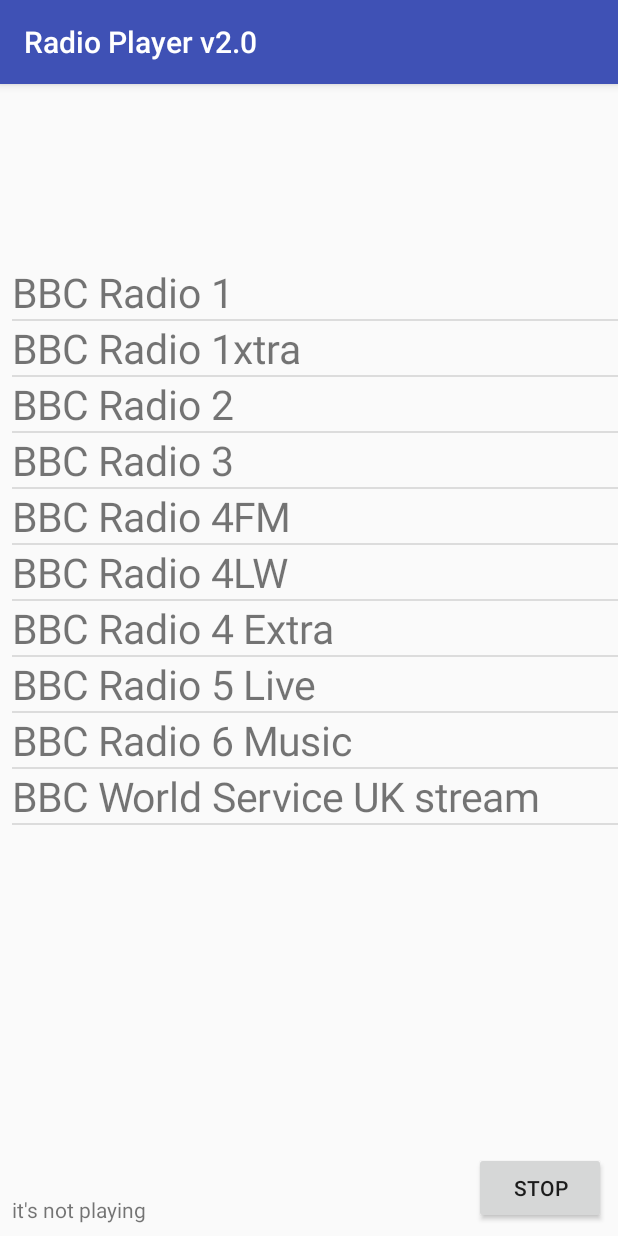
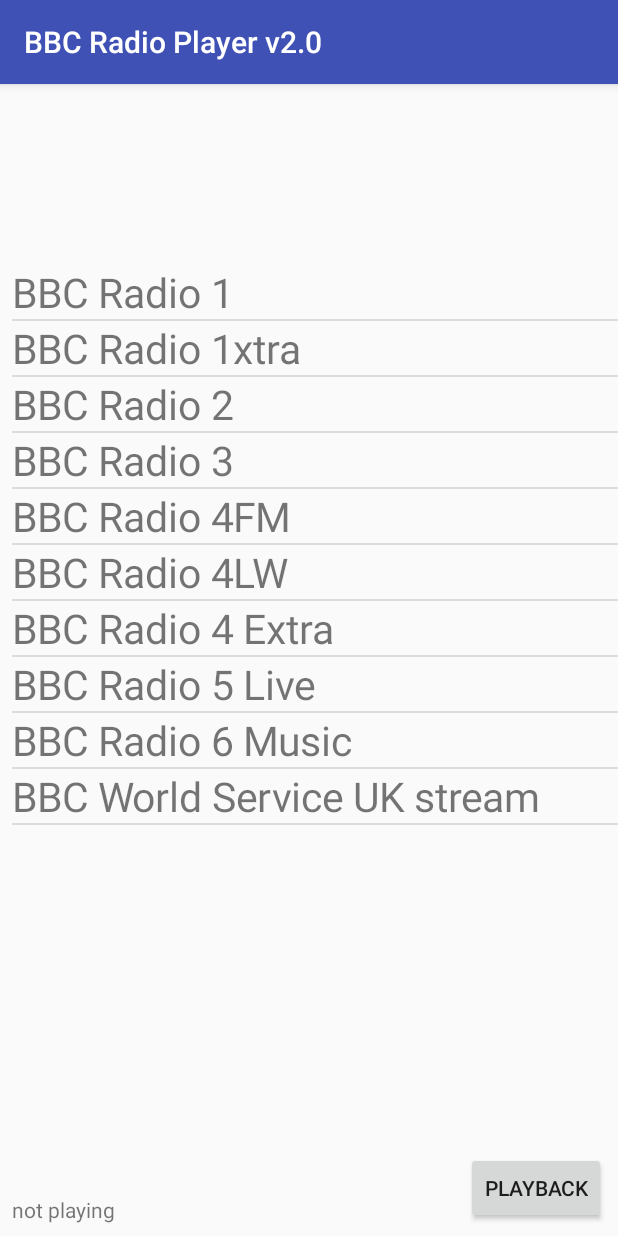
Before and after one commit to kryx07/RadioPlayer, an Android app: the screen it shows after launch (MainActivity), after a tap on "BBC Radio 1", on a phone screen of 412 x 824 dp. Run offline under Robolectric (Android 15) with nearby library versions, the phone set to English and light mode, and no system bars.

Commit message:
Activity <> Service communication to be improved, code cleanup necessary

```diff
--- a/app/src/main/java/com/example/wd42/myapplication/MainActivity.java
+++ b/app/src/main/java/com/example/wd42/myapplication/MainActivity.java
@@ -19,33 +19,77 @@ import android.widget.Toast;
 public class MainActivity extends AppCompatActivity {
 
     private ListView radioList;
-    private TextView text;
-    private Button stopButton;
+    private TextView radioStatus;
+    private Button playbackButton;
     private Activity thisActivity;
-    private Radio currentRadio;
+    private TextView currentRadio;
     private RadioAdapter radioAdapter;
-
+    private BroadcastReceiver loadingReceiver;
+    private BroadcastReceiver stoppingReceiver;
+    private BroadcastReceiver playingReceiver;
+    private boolean isPlaying;
 
     @Override
     protected void onCreate(Bundle savedInstanceState) {
         super.onCreate(savedInstanceState);
+
+        initView();
+        //http://www.suppertime.co.uk/blogmywiki/2015/04/updated-list-of-bbc-network-radio-urls/
+        addRadios();
+        registerReceivers();
+
+        this.radioList.setOnItemClickListener(new AdapterView.OnItemClickListener() {
+            @Override
+            public void onItemClick(AdapterView<?> parent, View view, int position, long id) {
+                if (isPlaying) {
+                    stopPlayback();
+                    playRadioFromAdapterView(parent, position);
+                } else {
+                    playRadioFromAdapterView(parent, position);
+                }
+            }
+        });
+
+        this.playbackButton.setOnClickListener(new View.OnClickListener() {
+            @Override
+            public void onClick(View v) {
+                if (isPlaying) {
+                    logDebug("Button click listener - > radio is playing so i'm trying to stop it");
+                    stopPlayback();
+                } else {
+                    logDebug("Button click listener - > no radio is playing so I'm trying to start current radio");
+                    playCurrentRadio();
+                }
+            }
+        });
+    }
+
+    private void stopPlayback() {
+        logDebug("Started stopPlayBack() method...");
+        Intent stopPlaybackIntent = new Intent(thisActivity, PlaybackService.class);
+        stopPlaybackIntent.putExtra("PARAM", "STOP_PLAYBACK");
+        startService(stopPlaybackIntent);
+    }
+
+    /*public void stopPlayback(View view) {
+        Intent intent = new Intent(this, PlaybackService.class);
+        stopService(intent);
+    }*/
+
+    private void initView() {
         setContentView(R.layout.activity_main);
-
         this.thisActivity = this;
         this.radioList = (ListView) findViewById(R.id.radioList);
-        this.text = (TextView) findViewById(R.id.currentRadio);
-        this.stopButton = (Button) findViewById(R.id.stopbutton);
+        this.radioStatus = (TextView) findViewById(R.id.radio_status);
+        this.playbackButton = (Button) findViewById(R.id.playback_button);
+        this.currentRadio = (TextView) findViewById(R.id.current_radio);
+        this.radioStatus.setText(R.string.not_playing);
 
-        this.text.setText(R.string.not_playing);
+        this.radioAdapter = new RadioAdapter(this);
+        this.radioList.setAdapter(this.radioAdapter);
+    }
 
-
-        this.radioAdapter=new RadioAdapter(this);
-        this.radioList.setAdapter(this.radioAdapter);
-
-        //http://www.suppertime.co.uk/blogmywiki/2015/04/updated-list-of-bbc-network-radio-urls/
-
-        /*this.radioAdapter.add(new Radio("bizon", "http://www.noiseaddicts.com/samples_1w72b820/280.mp3"));
-        this.radioAdapter.add(new Radio("borsuk", "http://www.noiseaddicts.com/samples_1w72b820/275.mp3"));*/
+    private void addRadios() {
         this.radioAdapter.add(new Radio("BBC Radio 1", "http://bbcmedia.ic.llnwd.net/stream/bbcmedia_radio1_mf_p"));
         this.radioAdapter.add(new Radio("BBC Radio 1xtra", "http://bbcmedia.ic.llnwd.net/stream/bbcmedia_radio1xtra_mf_p"));
         this.radioAdapter.add(new Radio("BBC Radio 2", "http://bbcmedia.ic.llnwd.net/stream/bbcmedia_radio2_mf_p"));
@@ -55,25 +99,31 @@ public class MainActivity extends AppCompatActivity {
         this.radioAdapter.add(new Radio("BBC Radio 4 Extra", "http://bbcmedia.ic.llnwd.net/stream/bbcmedia_radio4extra_mf_p"));
         this.radioAdapter.add(new Radio("BBC Radio 5 Live", "http://bbcmedia.ic.llnwd.net/stream/bbcmedia_radio5live_mf_p"));
         this.radioAdapter.add(new Radio("BBC Radio 6 Music", "http://bbcmedia.ic.llnwd.net/stream/bbcmedia_6music_mf_p"));
-        this.radioAdapter.add(new Radio("BBC World Service UK stream"   , "http://bbcwssc.ic.llnwd.net/stream/bbcwssc_mp1_ws-eieuk"));
+        this.radioAdapter.add(new Radio("BBC World Service UK stream", "http://bbcwssc.ic.llnwd.net/stream/bbcwssc_mp1_ws-eieuk"));
+    }
 
-
-        BroadcastReceiver loadingReceiver = new BroadcastReceiver() {
+    private void registerReceivers() {
+        loadingReceiver = new BroadcastReceiver() {
             @Override
             public void onReceive(Context context, Intent intent) {
-                text.setText(R.string.loading);
+                radioStatus.setText(R.string.loading);
+                isPlaying = false;
             }
         };
-        BroadcastReceiver stoppingReceiver = new BroadcastReceiver() {
+        stoppingReceiver = new BroadcastReceiver() {
             @Override
             public void onReceive(Context context, Intent intent) {
-                text.setText(R.string.not_playing);
+                radioStatus.setText(R.string.not_playing);
+                isPlaying = false;
             }
         };
-        BroadcastReceiver playingReceiver = new BroadcastReceiver() {
+        playingReceiver = new BroadcastReceiver() {
             @Override
             public void onReceive(Context context, Intent intent) {
-                text.setText(R.string.playing);
+                currentRadio.setText(intent.getStringExtra("NAME"));
+                radioStatus.setText(R.string.playing);
+                isPlaying = true;
+
             }
         };
 
@@ -87,46 +137,41 @@ public class MainActivity extends AppCompatActivity {
 
         LocalBroadcastManager
                 .getInstance(this)
-                .registerReceiver(playingReceiver, new IntentFilter("PLAYING"));
-
-        this.radioList.setOnItemClickListener(new AdapterView.OnItemClickListener() {
-            @Override
-            public void onItemClick(AdapterView<?> parent, View view, int position, long id) {
-                Radio radio =(Radio) parent.getItemAtPosition(position);
-
-                Intent intent = new Intent(thisActivity,PlaybackService.class);
-                intent.putExtra("ADDRESS", radio.getAddress());
-
-                startService(intent);
-            }
-        });
-
+                .registerReceiver(playingReceiver, new IntentFilter("PLAYING_BROADCAST"));
     }
 
-    public void stopPlayback(View view){
-        Intent intent = new Intent(this, PlaybackService.class);
-        stopService(intent);
+    private void playRadioFromAdapterView(AdapterView<?> parent, int position) {
+        Radio radio = (Radio) parent.getItemAtPosition(position);
+
+        playRadio(radio);
     }
 
-   /* public void onButtonClick(View view) {
-        Intent intent = new Intent(this, PlaybackService.class);
-        intent.putExtra("ADDRESS",currentRadio.getAddress());
+    private void playCurrentRadio() {
+        if (!isPlaying) {
+            playRadio(new Radio(currentRadio.getText().toString(), getAddressFromName(currentRadio.toString())));
+        }
+    }
+
+    private void playRadio(Radio radio) {
+        Intent intent = new Intent(thisActivity, PlaybackService.class);
+        intent.putExtra("PARAM", "PLAY");
+        intent.putExtra("ADDRESS", radio.getAddress());
+        intent.putExtra("NAME", radio.getName());
 
         startService(intent);
+        isPlaying = true;
+    }
 
+    private String getAddressFromName(String name) {
+        for (int i = 0; i < radioList.getCount(); ++i) {
+            Radio currentRadio = (Radio) radioList.getItemAtPosition(i);
+            if (currentRadio.getName().equals(name)) {
+                return currentRadio.getAddress();
+            }
+        }
+        return null;
+    }
 
-    }*/
-
-  /*  public void readList() {
-        radioList.setOnItemClickListener(new AdapterView.OnItemClickListener() {
-            @Override
-            public void onItemClick(AdapterView<?> parent, View view, int position, long id) {
-                currentRadio = (Radio) parent.getItemAtPosition(position);
-                text.setText(currentRadio.getName());
-            }
-        });
-    }
-*/
 
     private void logDebug(String msg) {
         Log.e(this.getClass().getSimpleName(), msg);
@@ -138,6 +183,4 @@ public class MainActivity extends AppCompatActivity {
     }
 
 
-
-
 }
--- a/app/src/main/java/com/example/wd42/myapplication/Radio.java
+++ b/app/src/main/java/com/example/wd42/myapplication/Radio.java
@@ -29,4 +29,5 @@ public class Radio {
     public void setAddress(String address) {
         this.address = address;
     }
+
 }
--- a/app/src/main/res/layout/activity_main.xml
+++ b/app/src/main/res/layout/activity_main.xml
@@ -7,11 +7,10 @@
     tools:context="com.example.wd42.myapplication.MainActivity">
 
     <Button
-        android:id="@+id/stopbutton"
+        android:id="@+id/playback_button"
         android:layout_width="wrap_content"
         android:layout_height="wrap_content"
-        android:onClick="stopPlayback"
-        android:text="Stop"
+        android:text="@string/playback_button_text"
         tools:ignore="MissingConstraints"
         app:layout_constraintBottom_toBottomOf="parent"
         android:layout_marginBottom="8dp"
@@ -19,14 +18,26 @@
         app:layout_constraintRight_toRightOf="parent"
         android:layout_marginEnd="8dp" />
 
+
     <TextView
-        android:id="@+id/currentRadio"
+        android:id="@+id/radio_status"
         android:layout_width="wrap_content"
         android:layout_height="wrap_content"
         app:layout_constraintBottom_toBottomOf="parent"
         android:layout_marginBottom="8dp"
         android:layout_marginLeft="8dp"
         app:layout_constraintLeft_toLeftOf="parent"
+        android:layout_marginStart="8dp" />
+
+    <TextView
+        android:id="@+id/current_radio"
+        android:layout_width="wrap_content"
+        android:layout_height="wrap_content"
+        app:layout_constraintBottom_toBottomOf="@id/radio_status"
+        app:layout_constraintLeft_toLeftOf="parent"
+        android:layout_marginBottom="16dp"
+        android:textSize="16sp"
+        android:layout_marginLeft="8dp"
         android:layout_marginStart="8dp" />
 
     <ListView
@@ -39,7 +50,7 @@
         app:layout_constraintLeft_toLeftOf="parent"
         app:layout_constraintRight_toRightOf="parent"
         android:layout_marginBottom="0dp"
-        app:layout_constraintBottom_toTopOf="@+id/stopbutton" />
+        app:layout_constraintBottom_toTopOf="@+id/playback_button" />
 
 
 </android.support.constraint.ConstraintLayout>
--- a/app/src/main/res/values/strings.xml
+++ b/app/src/main/res/values/strings.xml
@@ -1,6 +1,7 @@
 <resources>
-    <string name="app_name">Radio Player v2.0</string>
-    <string name="loading">it\'s loading</string>
-    <string name="playing">it\'s playing</string>
-    <string name="not_playing">it\'s not playing</string>
+    <string name="app_name">BBC Radio Player v2.0</string>
+    <string name="loading">loading</string>
+    <string name="playing">playing</string>
+    <string name="not_playing">not playing</string>
+    <string name="playback_button_text">Playback</string>
 </resources>
```
Also changed, not shown: app/src/main/java/com/example/wd42/myapplication/PlaybackService.java (+34 -7 lines).
